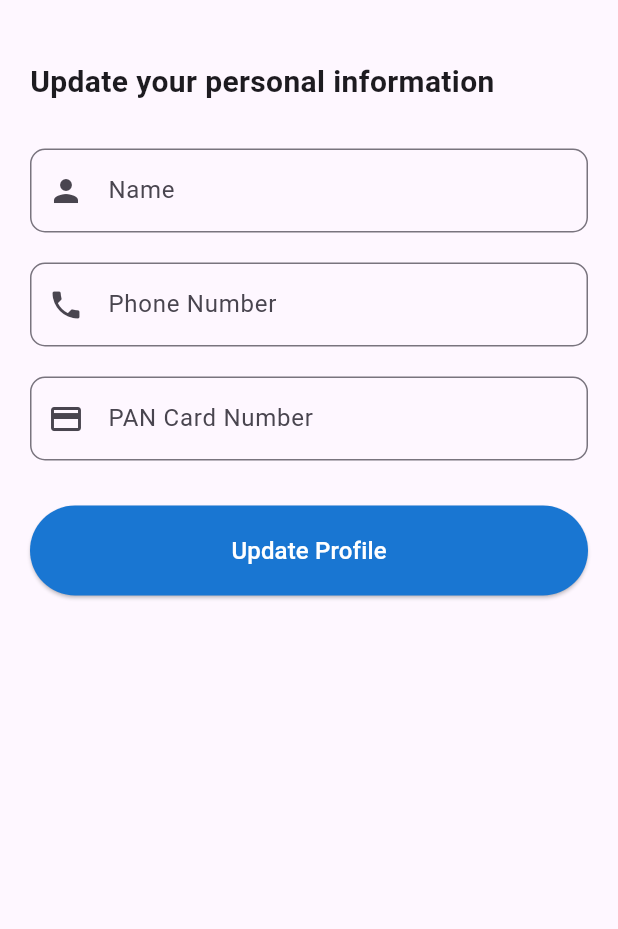
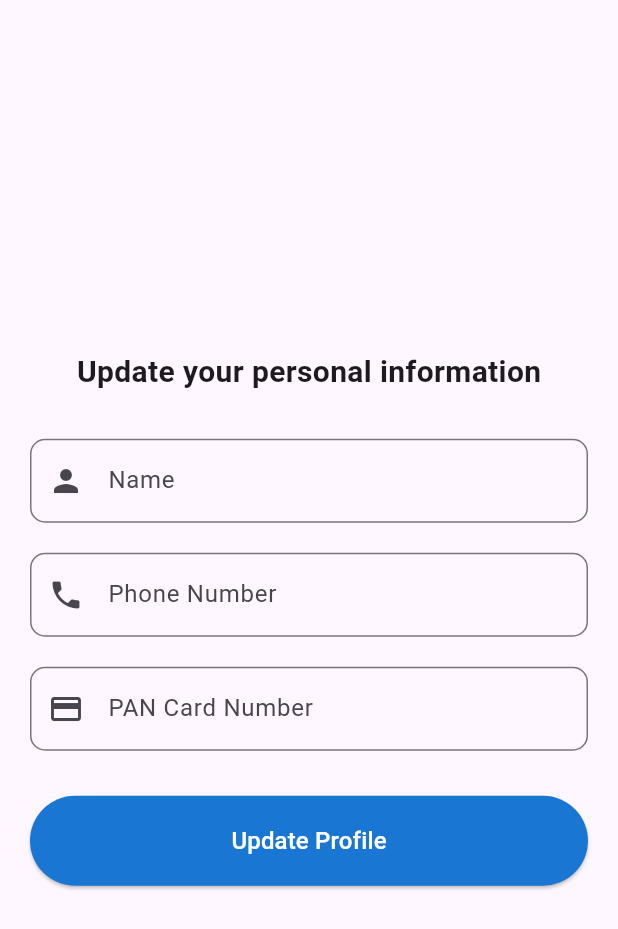
Before and after one commit to chinmaykatdare05/Real-Estate-Immersion, a Flutter app: the UpdateProfile screen opened directly with empty values, on a phone screen of 412 x 824 dp. Shown: the top 929 px of the screen. Run offline on Flutter 3.47's test engine with Material 3 defaults, Android fonts, the phone set to English and light mode, and no system bars; our stand-ins replace animate_do, cloud_firestore, firebase_auth, firebase_core, fluttertoast, google_fonts; accounts and stored records are empty.

Commit message:
added length validation for phone number and PAN Card for update profile. changed the ui for update profile.

```diff
--- a/lib/pages/home/profile.dart
+++ b/lib/pages/home/profile.dart
@@ -1,4 +1,4 @@
-// ignore_for_file: library_private_types_in_public_api, use_build_context_synchronously
+// ignore_for_file: library_private_types_in_public_api, use_build_context_synchronously, prefer_typing_uninitialized_variables
 
 import 'package:flutter/material.dart';
 import 'package:firebase_auth/firebase_auth.dart';
@@ -178,13 +178,14 @@ class UpdateProfile extends StatelessWidget {
     final TextEditingController panController =
         TextEditingController(text: pan);
 
+    var formKey;
     return Scaffold(
-      body: SafeArea(
-        child: Padding(
-          padding: const EdgeInsets.fromLTRB(20.0, 40.0, 20.0, 20.0),
-          child: SingleChildScrollView(
+      body: Padding(
+        padding: const EdgeInsets.all(20.0),
+        child: Form(
+          key: formKey,
           child: Column(
-              crossAxisAlignment: CrossAxisAlignment.start,
+            mainAxisAlignment: MainAxisAlignment.center,
             children: [
               const Text(
                 'Update your personal information',
@@ -230,7 +231,8 @@ class UpdateProfile extends StatelessWidget {
                   prefixIcon: const Icon(Icons.phone),
                 ),
                 inputFormatters: <TextInputFormatter>[
-                    FilteringTextInputFormatter.digitsOnly
+                  FilteringTextInputFormatter.digitsOnly,
+                  LengthLimitingTextInputFormatter(10),
                 ],
               ),
               const SizedBox(height: 20),
@@ -243,6 +245,9 @@ class UpdateProfile extends StatelessWidget {
                   ),
                   prefixIcon: const Icon(Icons.credit_card),
                 ),
+                inputFormatters: <TextInputFormatter>[
+                  LengthLimitingTextInputFormatter(10),
+                ],
               ),
               const SizedBox(height: 30),
               ElevatedButton(
@@ -292,7 +297,6 @@ class UpdateProfile extends StatelessWidget {
                 ),
               ),
             ],
-            ),
           ),
         ),
       ),
@@ -352,9 +356,6 @@ class _ChangePasswordState extends State<ChangePassword> {
   @override
   Widget build(BuildContext context) {
     return Scaffold(
-      appBar: AppBar(
-        title: const Text('Change Password'),
-      ),
       body: Padding(
         padding: const EdgeInsets.all(20.0),
         child: Form(
@@ -362,6 +363,16 @@ class _ChangePasswordState extends State<ChangePassword> {
           child: Column(
             mainAxisAlignment: MainAxisAlignment.center,
             children: [
+              const Text(
+                'Change Password',
+                style: TextStyle(
+                  fontSize: 20,
+                  fontWeight: FontWeight.bold,
+                ),
+              ),
+              const SizedBox(
+                height: 40,
+              ),
               TextFormField(
                 controller: _currentPasswordController,
                 obscureText: true,
```
Lines whose indentation alone changed are shown as unchanged.
